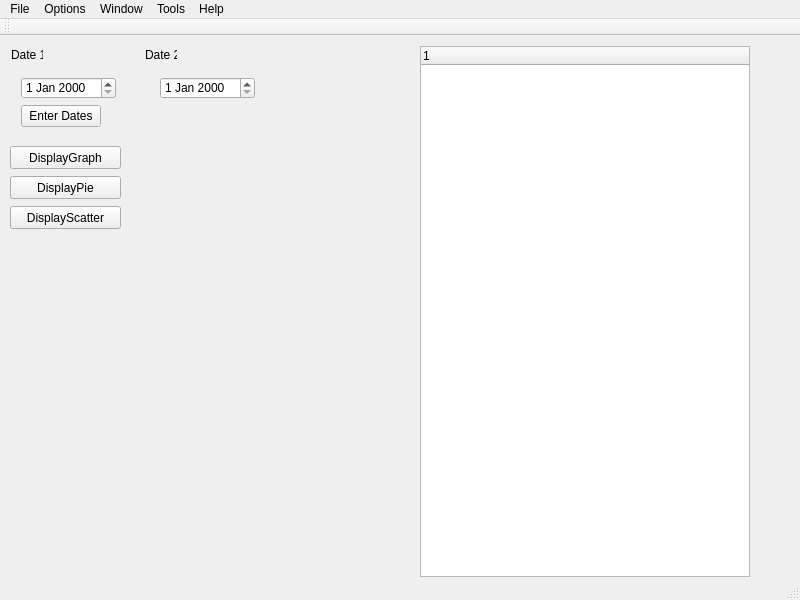
Old version of the form src/mainwindow.ui in the repository LLe27/Dentistry-School-Analysis-Tool.
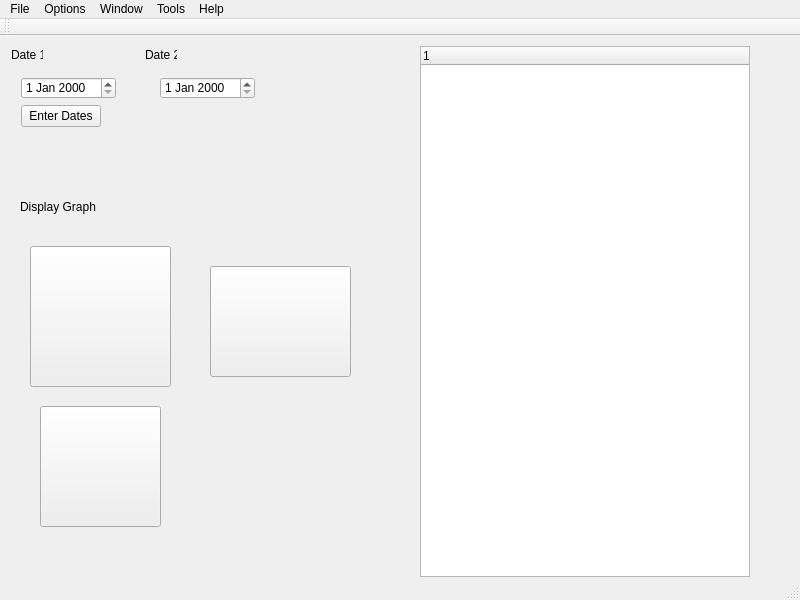
New version of the form. Icons and pictures are not drawn.

Commit message: Added Icons for Graph Push Buttons

Diff of the .ui file:
```diff
--- a/src/mainwindow.ui
+++ b/src/mainwindow.ui
@@ -215,40 +215,65 @@
    <widget class="QPushButton" name="bntDisplayGraph">
     <property name="geometry">
      <rect>
-      <x>10</x>
-      <y>110</y>
-      <width>111</width>
-      <height>23</height>
+      <x>30</x>
+      <y>210</y>
+      <width>141</width>
+      <height>141</height>
      </rect>
     </property>
+    <property name="styleSheet">
+     <string notr="true">border-image: url(:/images/BarIcon.png);</string>
+    </property>
     <property name="text">
-     <string>DisplayGraph</string>
+     <string/>
     </property>
    </widget>
    <widget class="QPushButton" name="bntDisplayPie">
     <property name="geometry">
      <rect>
-      <x>10</x>
-      <y>140</y>
-      <width>111</width>
-      <height>23</height>
+      <x>210</x>
+      <y>230</y>
+      <width>141</width>
+      <height>111</height>
      </rect>
     </property>
+    <property name="styleSheet">
+     <string notr="true">border-image: url(:/images/PieIcon.png);</string>
+    </property>
     <property name="text">
-     <string>DisplayPie</string>
+     <string/>
     </property>
    </widget>
    <widget class="QPushButton" name="bntDisplayScatter">
     <property name="geometry">
      <rect>
-      <x>10</x>
-      <y>170</y>
-      <width>111</width>
-      <height>23</height>
+      <x>40</x>
+      <y>370</y>
+      <width>121</width>
+      <height>121</height>
      </rect>
     </property>
+    <property name="styleSheet">
+     <string notr="true">border-image: url(:/images/ScatterIcon.png);</string>
+    </property>
     <property name="text">
-     <string>DisplayScatter</string>
+     <string/>
+    </property>
+   </widget>
+   <widget class="QLabel" name="label_3">
+    <property name="geometry">
+     <rect>
+      <x>20</x>
+      <y>140</y>
+      <width>211</width>
+      <height>61</height>
+     </rect>
+    </property>
+    <property name="styleSheet">
+     <string notr="true">font: 87 22pt &quot;Segoe UI Black&quot;;</string>
+    </property>
+    <property name="text">
+     <string>Display Graph</string>
     </property>
    </widget>
   </widget>
```
Left out of the diff: 2 changed lines with no effect on the pictures. The commit also changes 32 other files.
